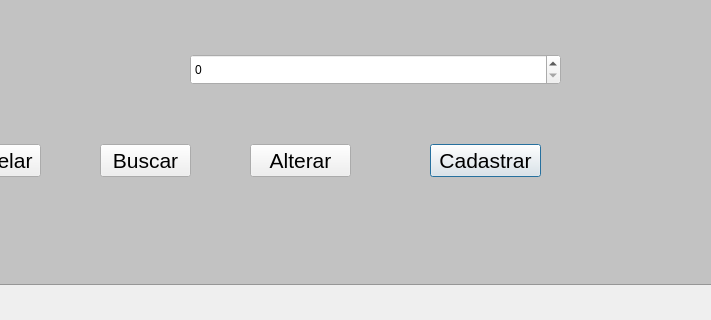
The window that telas/CadastroProduto.ui (FranciscoMaik/Toth) describes before a commit, drawn with Qt 5; both pictures show x 270 to 981 and y 346 to 666 of the 1180 by 857 pixel window.
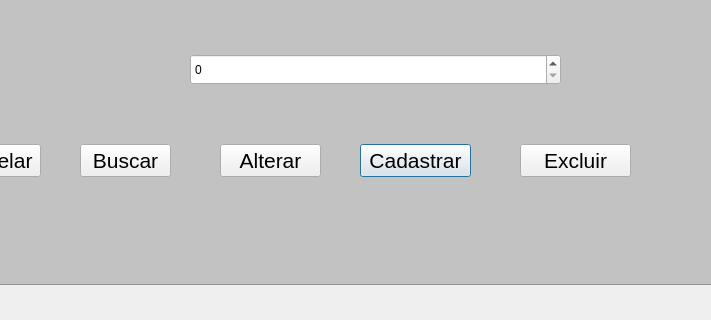
The same window after the commit.

```diff
--- a/telas/CadastroProduto.ui
+++ b/telas/CadastroProduto.ui
@@ -106,7 +106,7 @@
    <widget class="QPushButton" name="btn_cad_prod">
     <property name="geometry">
      <rect>
-      <x>550</x>
+      <x>480</x>
       <y>440</y>
       <width>111</width>
       <height>33</height>
@@ -190,7 +190,7 @@
    <widget class="QPushButton" name="btn_buscar_prod">
     <property name="geometry">
      <rect>
-      <x>220</x>
+      <x>200</x>
       <y>440</y>
       <width>91</width>
       <height>33</height>
@@ -211,7 +211,7 @@
    <widget class="QPushButton" name="btn_alterar_prod">
     <property name="geometry">
      <rect>
-      <x>370</x>
+      <x>340</x>
       <y>440</y>
       <width>101</width>
       <height>33</height>
@@ -229,6 +229,27 @@
      <string>Alterar</string>
     </property>
    </widget>
+   <widget class="QPushButton" name="btn_excluir_produto">
+    <property name="geometry">
+     <rect>
+      <x>640</x>
+      <y>440</y>
+      <width>111</width>
+      <height>33</height>
+     </rect>
+    </property>
+    <property name="font">
+     <font>
+      <pointsize>16</pointsize>
+     </font>
+    </property>
+    <property name="styleSheet">
+     <string notr="true"/>
+    </property>
+    <property name="text">
+     <string>Excluir</string>
+    </property>
+   </widget>
   </widget>
   <widget class="QLabel" name="label_3">
    <property name="geometry">
```
